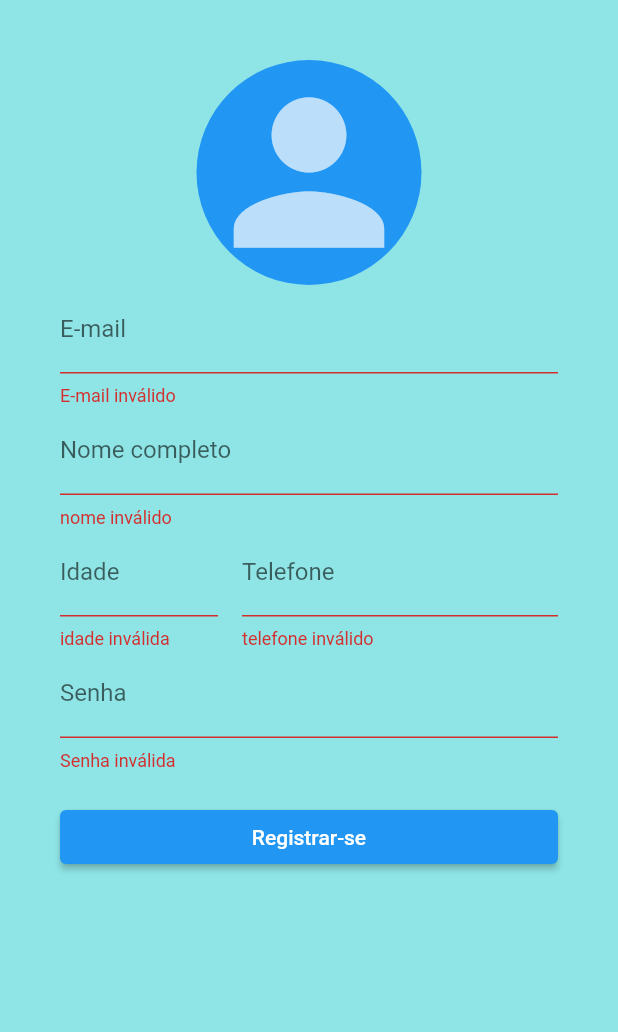
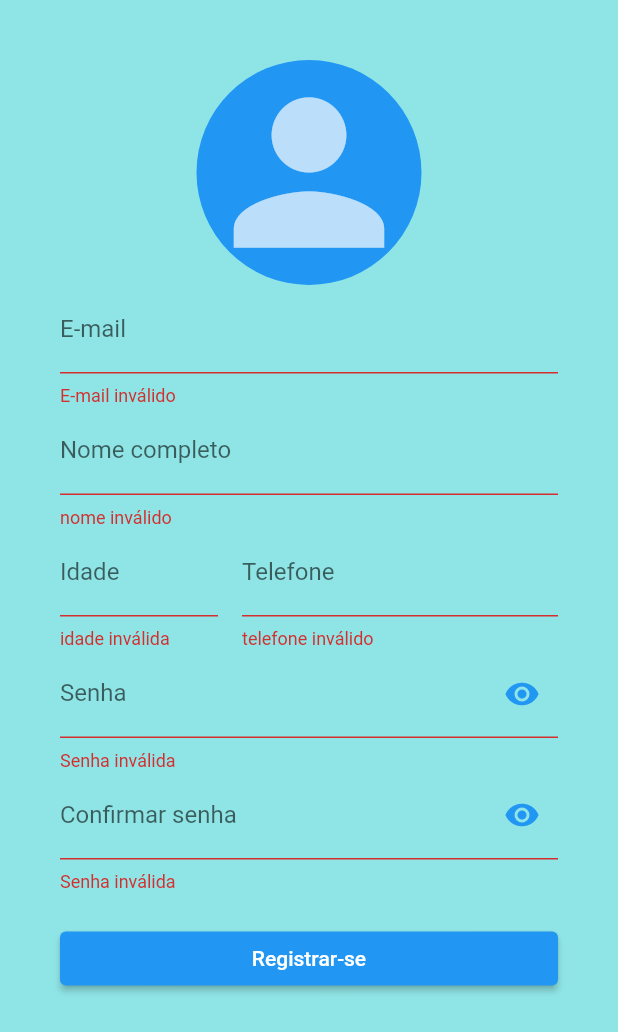
Before and after one commit to jedisonvieira/solidarius, a Flutter app: the SignupPage screen opened directly with empty values, after a tap on "Registrar-se", on a phone screen of 412 x 824 dp. Shown: the top 1032 px of the screen. Run offline on Flutter 3.47's test engine with Material 2 defaults, Android fonts, the light colour scheme and no system bars; our stand-ins replace cloud_firestore, firebase_auth, firebase_core; accounts and stored records are empty.

Commit message:
singup pass and confirmation inputs

```diff
--- a/lib/pages/signup/signup_page.dart
+++ b/lib/pages/signup/signup_page.dart
@@ -1,3 +1,4 @@
+import 'package:solidarius/pages/login/login_page.dart';
 import 'package:solidarius/shared/models/user_model.dart';
 import 'package:solidarius/shared/datas/user_data.dart';
 import 'package:flutter/material.dart';
@@ -13,13 +14,21 @@
 }
 
 class _SignupPageState extends State<SignupPage> {
+  bool _obscureText = true;
+  bool _obscureTextConfirm = true;
   UserData _editedUser = new UserData();
   final _ageController = TextEditingController();
   final _nameController = TextEditingController();
   final _phoneController = TextEditingController();
   final _emailController = TextEditingController();
   final _passwordController = TextEditingController();
+  final _confirmPassController = TextEditingController();
   final GlobalKey<FormState> _formKey = GlobalKey<FormState>();
+
+  @override
+  void setState(VoidCallback fn) {
+    super.setState(fn);
+  }
 
   @override
   Widget build(BuildContext context) {
@@ -109,14 +118,56 @@
                     ],
                   ),
                   TextFormField(
+                      obscureText: _obscureText,
                       controller: _passwordController,
                       keyboardType: TextInputType.visiblePassword,
-                      decoration: const InputDecoration(
+                      decoration: InputDecoration(
                         labelText: "Senha",
+                        suffixIcon: IconButton(
+                          icon: Icon(
+                            _obscureText
+                                ? Icons.visibility
+                                : Icons.visibility_off,
+                            color: Colors.blue,
+                          ),
+                          onPressed: () => {
+                            setState(() {
+                              _obscureText = !_obscureText;
+                            })
+                          },
+                        ),
                       ),
                       validator: (senha) {
-                        if (senha!.isEmpty) return "Senha inválida";
+                        if (senha!.isEmpty ||
+                            senha != _confirmPassController.text) {
+                          return "Senha inválida";
+                        }
                       }),
+                  TextFormField(
+                    obscureText: _obscureTextConfirm,
+                    controller: _confirmPassController,
+                    keyboardType: TextInputType.visiblePassword,
+                    decoration: InputDecoration(
+                      labelText: "Confirmar senha",
+                      suffixIcon: IconButton(
+                          icon: Icon(
+                            _obscureTextConfirm
+                                ? Icons.visibility
+                                : Icons.visibility_off,
+                            color: Colors.blue,
+                          ),
+                          onPressed: () => {
+                                setState(() {
+                                  _obscureTextConfirm = !_obscureTextConfirm;
+                                })
+                              }),
+                    ),
+                    validator: (senha) {
+                      if (senha!.isEmpty || senha != _passwordController.text) {
+                        return "Senha inválida";
+                      }
+                    },
+                  ),
                   const SizedBox(
                     height: 20,
                   ),
@@ -132,6 +183,29 @@
                             _editedUser.name = _nameController.text;
                             _editedUser.phone = _phoneController.text;
                             _editedUser.email = _emailController.text;
+                            widget.model.signUp(
+                                userData: _editedUser.toMap(_editedUser),
+                                pass: _passwordController.text,
+                                onSuccess: () {
+                                  widget.model.singIn(
+                                      email: _editedUser.email!,
+                                      password: _passwordController.text,
+                                      onSuccess: () => {
+                                            Navigator.of(context).push(
+                                                MaterialPageRoute(
+                                                    builder: (context) =>
+                                                        const LoginPage()))
+                                          },
+                                      onFail: () => {});
+                                },
+                                onFail: () {
+                                  ScaffoldMessenger.of(context).showSnackBar(
+                                      const SnackBar(
+                                          duration: Duration(seconds: 3),
+                                          backgroundColor: Colors.redAccent,
+                                          content: Text(
+                                              "Erro ao cadastrar usuário")));
+                                });
                           }
                         },
                       ))
```
Also changed, not shown: lib/pages/login/login_page.dart (+14 -0 lines), lib/pages/login/widgets/login_form_widget.dart (+11 -1 lines), lib/shared/models/user_model.dart (+39 -3 lines).
